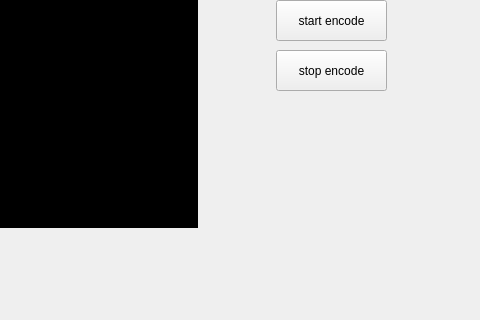
Qt form ep_demo/mainwindow.ui (liaoqingfu/virtual_endpoint) before a commit; both pictures show x 204 to 684 and y 117 to 437 of the 684 by 552 pixel window.
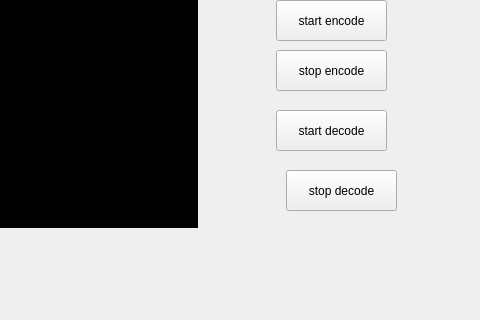
The same form after that commit.

What changed in the file:
```diff
--- a/ep_demo/mainwindow.ui
+++ b/ep_demo/mainwindow.ui
@@ -59,6 +59,32 @@
      <string>stop encode</string>
     </property>
    </widget>
+   <widget class="QPushButton" name="start_decode_pbt">
+    <property name="geometry">
+     <rect>
+      <x>480</x>
+      <y>210</y>
+      <width>111</width>
+      <height>41</height>
+     </rect>
+    </property>
+    <property name="text">
+     <string>start decode</string>
+    </property>
+   </widget>
+   <widget class="QPushButton" name="stop_decode_pbt">
+    <property name="geometry">
+     <rect>
+      <x>490</x>
+      <y>270</y>
+      <width>111</width>
+      <height>41</height>
+     </rect>
+    </property>
+    <property name="text">
+     <string>stop decode</string>
+    </property>
+   </widget>
   </widget>
   <widget class="QMenuBar" name="menuBar">
    <property name="geometry">
```
Left out of the diff: 2 changed lines with no effect on the pictures.
